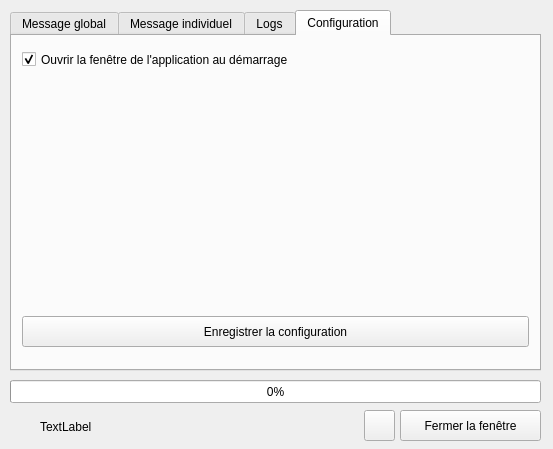
Qt form mainwindow.ui (csgib/AlertMe) before a commit.
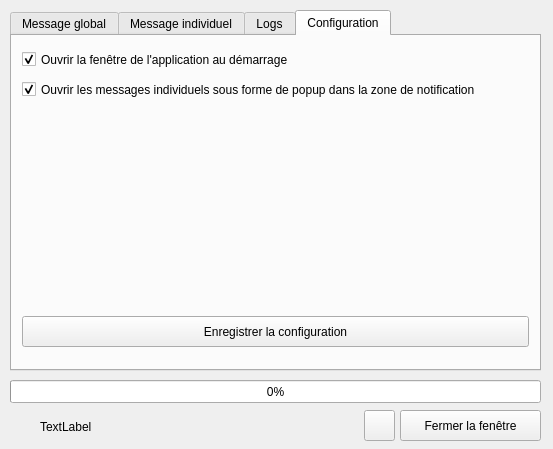
The same form after that commit. The open tabs and pages were chosen to show the change. Icons and pictures are not drawn.

Commit message: Simple message can now appear like notifications not in fullscreen (configuration)

What changed in the file:
```diff
--- a/mainwindow.ui
+++ b/mainwindow.ui
@@ -440,6 +440,22 @@
         <normaloff>:/new/prefix1/Images/save.png</normaloff>:/new/prefix1/Images/save.png</iconset>
       </property>
      </widget>
+     <widget class="QCheckBox" name="Check_open_popup">
+      <property name="geometry">
+       <rect>
+        <x>10</x>
+        <y>40</y>
+        <width>511</width>
+        <height>27</height>
+       </rect>
+      </property>
+      <property name="text">
+       <string>Ouvrir les messages individuels sous forme de popup dans la zone de notification</string>
+      </property>
+      <property name="checked">
+       <bool>true</bool>
+      </property>
+     </widget>
     </widget>
    </widget>
    <widget class="QLabel" name="Icon_server_status">
```
The commit also changes 4 other files.
